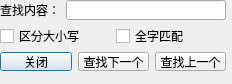
The window that finddialog.ui (bullet124123/jiandanwenben) describes before a commit, drawn with Qt 5.
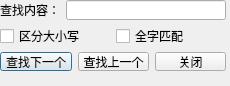
The same window after the commit.

Diff of the .ui file:
```diff
--- a/finddialog.ui
+++ b/finddialog.ui
@@ -6,8 +6,8 @@
    <rect>
     <x>0</x>
     <y>0</y>
-    <width>232</width>
-    <height>84</height>
+    <width>230</width>
+    <height>86</height>
    </rect>
   </property>
   <property name="windowTitle">
@@ -59,13 +59,6 @@
      <layout class="QHBoxLayout" name="horizontalLayout_4">
       <item>
        <layout class="QHBoxLayout" name="horizontalLayout_3">
-        <item>
-         <widget class="QPushButton" name="btnClose">
-          <property name="text">
-           <string>关闭</string>
-          </property>
-         </widget>
-        </item>
         <item>
          <widget class="QPushButton" name="btnFindNext">
           <property name="text">
@@ -80,6 +73,13 @@
           </property>
          </widget>
         </item>
+        <item>
+         <widget class="QPushButton" name="btnClose">
+          <property name="text">
+           <string>关闭</string>
+          </property>
+         </widget>
+        </item>
        </layout>
       </item>
       <item>
```
Left out of the diff: 6 changed lines with no effect on the pictures.
